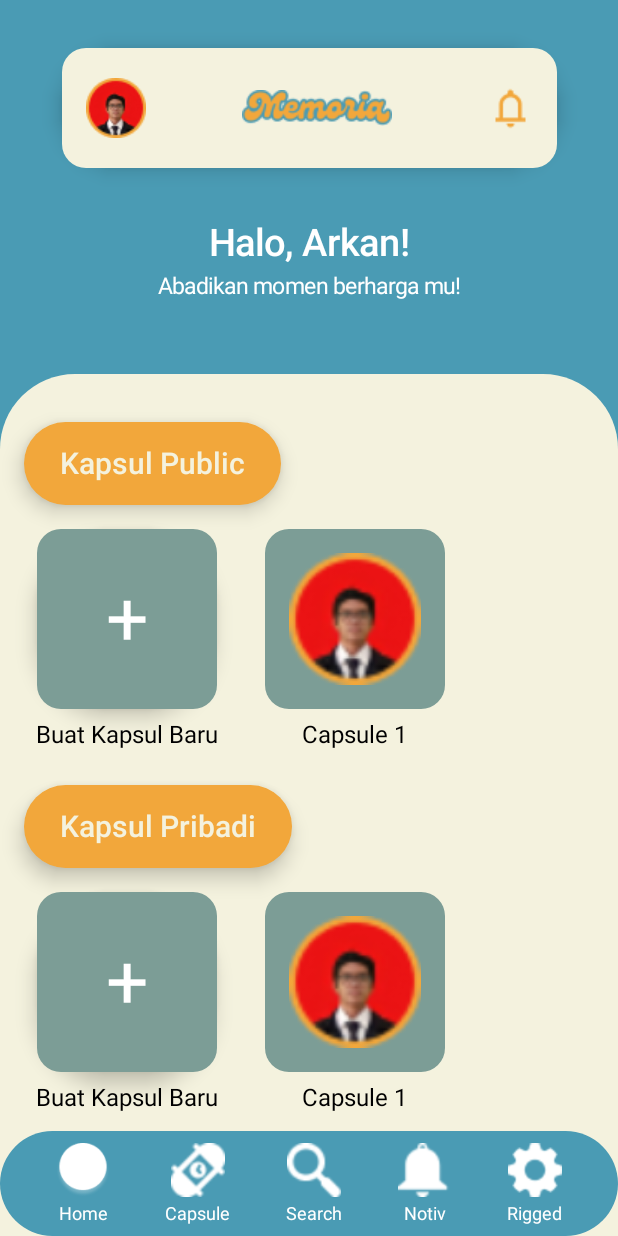
After one commit to delon-nazara/campus-project-cc-end-semester, an Android app built with Jetpack Compose: the @Preview function HomeScreenOld, on a phone screen of 412 x 824 dp. The commit adds this screen. Run offline under Robolectric (Android 15) with nearby library versions, the phone set to English and light mode, and no system bars.

Commit message:
Create route to home screen

```diff
--- /dev/null
+++ b/app/src/main/java/com/example/proyekakhircloudcomputing/data/model/CapsuleModel.kt
@@ -0,0 +1,11 @@
+package com.example.proyekakhircloudcomputing.data.model
+
+data class CapsuleModel(
+    val type: String,
+    val name: String,
+    val coverUrl: String,
+    val status: String,
+    val createdTime: String,
+    val lockedTime: String,
+    val openTime: String
+)
--- a/app/src/main/java/com/example/proyekakhircloudcomputing/ui/screen/archive/MainOldActivity.kt
+++ b/app/src/main/java/com/example/proyekakhircloudcomputing/ui/screen/HomeScreen.kt
@@ -1,8 +1,5 @@
-package com.example.proyekakhircloudcomputing.ui.screen.archive
+package com.example.proyekakhircloudcomputing.ui.screen
 
-import android.os.Bundle
-import androidx.activity.ComponentActivity
-import androidx.activity.compose.setContent
 import androidx.compose.foundation.Image
 import androidx.compose.foundation.background
 import androidx.compose.foundation.clickable
@@ -38,19 +35,12 @@ import androidx.compose.ui.tooling.preview.Preview
 import androidx.compose.ui.unit.dp
 import androidx.compose.ui.unit.sp
 import com.example.proyekakhircloudcomputing.R
+import com.example.proyekakhircloudcomputing.ui.screen.archive.HeaderSection
+import com.example.proyekakhircloudcomputing.ui.screen.archive.Navbar
 
-
-class MainOldActivity : ComponentActivity() {
-    override fun onCreate(savedInstanceState: Bundle?) {
-        super.onCreate(savedInstanceState)
-        setContent {
-            MainScreen()
-        }
-    }
-}
-
+@Preview
 @Composable
-fun MainScreen() {
+fun HomeScreen() {
     Box(
         modifier = Modifier
             .fillMaxSize()
@@ -271,9 +261,3 @@ fun CapsuleItem(title: String) {
         )
     }
 }
-
-@Preview(showBackground = true)
-@Composable
-fun DefaultPreview() {
-    MainScreen()
-}
--- /dev/null
+++ b/app/src/main/java/com/example/proyekakhircloudcomputing/ui/screen/archive/HomeScreenOld.kt
@@ -0,0 +1,261 @@
+package com.example.proyekakhircloudcomputing.ui.screen.archive
+
+import androidx.compose.foundation.Image
+import androidx.compose.foundation.background
+import androidx.compose.foundation.clickable
+import androidx.compose.foundation.layout.Arrangement
+import androidx.compose.foundation.layout.Box
+import androidx.compose.foundation.layout.Column
+import androidx.compose.foundation.layout.Row
+import androidx.compose.foundation.layout.Spacer
+import androidx.compose.foundation.layout.fillMaxSize
+import androidx.compose.foundation.layout.fillMaxWidth
+import androidx.compose.foundation.layout.height
+import androidx.compose.foundation.layout.padding
+import androidx.compose.foundation.layout.size
+import androidx.compose.foundation.layout.width
+import androidx.compose.foundation.layout.wrapContentSize
+import androidx.compose.foundation.lazy.LazyRow
+import androidx.compose.foundation.shape.RoundedCornerShape
+import androidx.compose.material3.Text
+import androidx.compose.runtime.Composable
+import androidx.compose.runtime.mutableStateListOf
+import androidx.compose.runtime.remember
+import androidx.compose.ui.Alignment
+import androidx.compose.ui.Modifier
+import androidx.compose.ui.draw.clip
+import androidx.compose.ui.draw.shadow
+import androidx.compose.ui.graphics.Color
+import androidx.compose.ui.layout.ContentScale
+import androidx.compose.ui.res.colorResource
+import androidx.compose.ui.res.painterResource
+import androidx.compose.ui.text.font.FontWeight
+import androidx.compose.ui.text.style.TextAlign
+import androidx.compose.ui.tooling.preview.Preview
+import androidx.compose.ui.unit.dp
+import androidx.compose.ui.unit.sp
+import com.example.proyekakhircloudcomputing.R
+
+@Preview
+@Composable
+fun HomeScreenOld() {
+    Box(
+        modifier = Modifier
+            .fillMaxSize()
+            .background(colorResource(R.color.blue_main))
+    ) {
+        Column(
+            modifier = Modifier
+                .fillMaxSize()
+        ) {
+            // ===================================
+            // Pemanggil Function Header
+            // ===================================
+            HeaderSection()
+
+            Spacer(modifier = Modifier.height(35.dp))
+
+            Text(
+                text = "Halo, Arkan!",
+                fontSize = 25.sp,
+                color = Color.White,
+                textAlign = TextAlign.Center,
+                fontWeight = FontWeight.SemiBold,
+                modifier = Modifier.fillMaxWidth()
+            )
+            Spacer(modifier = Modifier.height(5.dp))
+            Text(
+                text = "Abadikan momen berharga mu!",
+                fontSize = 15.sp,
+                color = Color.White,
+                textAlign = TextAlign.Center,
+                modifier = Modifier.fillMaxWidth()
+            )
+            Spacer(modifier = Modifier.height(50.dp))
+
+            // ===================================
+            // Pemanggil Bagian Capsule
+            // ===================================
+            CapsulesSection(
+                modifier = Modifier
+                    .weight(1f)
+                    .fillMaxSize()
+            )
+        }
+
+        // ===================================
+        // Bottom Navigasi Bar
+        // ===================================
+        Navbar(
+            modifier = Modifier
+                .align(Alignment.BottomCenter)
+                .fillMaxWidth(),
+            onHomeClick = {
+                // Logika saat tombol Home ditekan
+                println("Home button clicked")
+            },
+            onSettingsClick = {
+                // Logika saat tombol Settings ditekan
+                println("Settings button clicked")
+            }
+        )
+    }
+}
+
+@Composable
+fun CapsulesSection(modifier: Modifier = Modifier) {
+    Column(
+        modifier = modifier
+            .fillMaxSize()
+            .background(
+                colorResource(R.color.yellow_background),
+                shape = RoundedCornerShape(topStart = 50.dp,topEnd = 50.dp),
+            )
+    ) {
+        Spacer(modifier = Modifier.height(32.dp))
+        Box(
+            modifier = Modifier
+                .padding(start = 16.dp)
+                .wrapContentSize()
+                .shadow(
+                    elevation = 8.dp,
+                    shape = RoundedCornerShape(50.dp),
+                    clip = false
+                )
+                .clip(RoundedCornerShape(50.dp))
+                .background(colorResource(R.color.orange))
+                .padding(horizontal = 24.dp, vertical = 16.dp)
+        ) {
+            Text(
+                text = "Kapsul Public",
+                fontSize = 20.sp,
+                color = colorResource(R.color.yellow_background),
+                fontWeight = FontWeight.SemiBold
+            )
+        }
+        // ===================================
+        // Pemanggil Lazy Row
+        // ===================================
+        DynamicLazyRowWithButton()
+        Box(
+            modifier = Modifier
+                .padding(start = 16.dp)
+                .wrapContentSize()
+                .shadow(
+                    elevation = 8.dp, // Tinggi bayangan
+                    shape = RoundedCornerShape(50.dp), // Bentuk bayangan mengikuti RoundedCorner
+                    clip = false // Tidak memotong bayangan ke dalam batas shape
+                )
+                .clip(RoundedCornerShape(50.dp))
+                .background(colorResource(R.color.orange))
+                .padding(horizontal = 24.dp, vertical = 16.dp)
+        ) {
+            Text(
+                text = "Kapsul Pribadi",
+                fontSize = 20.sp,
+                color = colorResource(R.color.yellow_background),
+                fontWeight = FontWeight.SemiBold
+            )
+        }
+        // ===================================
+        // Pemanggil Lazy Row
+        // ===================================
+        DynamicLazyRowWithButton()
+    }
+}
+
+// ===================================
+// Fungsi Lazy Row
+// ===================================
+@Composable
+fun DynamicLazyRowWithButton() {
+    // State untuk melacak data dinamis di LazyRow
+    val capsules = remember { mutableStateListOf("Capsule 1") }
+
+    Row(
+        modifier = Modifier
+            .fillMaxWidth()
+            .padding(16.dp),
+        horizontalArrangement = Arrangement.spacedBy(8.dp),
+        verticalAlignment = Alignment.CenterVertically
+    ) {
+        Column(
+            horizontalAlignment = Alignment.CenterHorizontally
+        ){
+            Box(
+                modifier = Modifier
+                    .size(120.dp)
+                    .shadow(
+                        elevation = 8.dp,
+                        shape = RoundedCornerShape(50.dp),
+                        clip = false
+                    )
+                    .clip(RoundedCornerShape(16.dp))
+                    .background(colorResource(R.color.green_kahf))
+                    .clickable {
+                        // Tambahkan kapsul baru ke dalam LazyRow
+                        capsules.add("Capsule ${capsules.size + 1}")
+                    },
+                contentAlignment = Alignment.Center
+            ) {
+                // Tombol "+" untuk menambahkan kapsul ke LazyRow
+                Text(
+                    text = "+",
+                    fontSize = 50.sp,
+                    color = Color.White
+                )
+            }
+            Text(
+                modifier = Modifier.padding(8.dp),
+                text = "Buat Kapsul Baru",
+                fontSize = 16.sp,
+                color = Color.Black
+            )
+        }
+        //=======================================
+        // LazyRow yang menampilkan kapsul
+        //=======================================
+        LazyRow(
+            horizontalArrangement = Arrangement.spacedBy(8.dp),
+            modifier = Modifier.weight(1f)
+        ) {
+            items(capsules.size) { index ->
+                CapsuleItem(title = capsules[index])
+            }
+        }
+    }
+}
+
+// ===================================
+// Item Capsule
+// ===================================
+@Composable
+fun CapsuleItem(title: String) {
+    Column(
+        horizontalAlignment = Alignment.CenterHorizontally,
+        modifier = Modifier.width(150.dp)
+    ) {
+        Box(
+            modifier = Modifier
+                .size(120.dp)
+                .clip(RoundedCornerShape(16.dp))
+                .background(colorResource(R.color.green_kahf))
+                .padding(16.dp),
+            contentAlignment = Alignment.Center
+        ) {
+            // Konten kapsul (contoh: dummy)
+            Image(
+                painter = painterResource(id = R.drawable.pp),
+                contentDescription = "Image Capsule",
+                modifier = Modifier.fillMaxSize(),
+                contentScale = ContentScale.Crop
+            )
+        }
+        Text(
+            modifier = Modifier.padding(8.dp),
+            text = title,
+            fontSize = 16.sp,
+            color = Color.Black
+        )
+    }
+}
--- a/app/src/main/java/com/example/proyekakhircloudcomputing/ui/screen/archive/SettingsActivity.kt
+++ b/app/src/main/java/com/example/proyekakhircloudcomputing/ui/screen/archive/SettingsActivity.kt
@@ -1,12 +1,16 @@
 package com.example.proyekakhircloudcomputing.ui.screen.archive
 
-import android.content.Intent
-import android.os.Bundle
-import androidx.activity.ComponentActivity
-import androidx.activity.compose.setContent
 import androidx.compose.foundation.Image
 import androidx.compose.foundation.background
-import androidx.compose.foundation.layout.*
+import androidx.compose.foundation.layout.Box
+import androidx.compose.foundation.layout.Column
+import androidx.compose.foundation.layout.Spacer
+import androidx.compose.foundation.layout.fillMaxSize
+import androidx.compose.foundation.layout.fillMaxWidth
+import androidx.compose.foundation.layout.height
+import androidx.compose.foundation.layout.padding
+import androidx.compose.foundation.layout.size
+import androidx.compose.foundation.layout.wrapContentWidth
 import androidx.compose.foundation.shape.RoundedCornerShape
 import androidx.compose.material3.Text
 import androidx.compose.runtime.Composable
@@ -20,23 +24,9 @@ import androidx.compose.ui.unit.dp
 import androidx.compose.ui.unit.sp
 import com.example.proyekakhircloudcomputing.R
 
-
-class SettingsActivity : ComponentActivity() {
-    override fun onCreate(savedInstanceState: Bundle?) {
-        super.onCreate(savedInstanceState)
-        setContent {
-            SettingsScreen(
-                navigateToHome = { // Navigasi ke MainActivity
-                    val intent = Intent(this, MainOldActivity::class.java)
-                    startActivity(intent)
-                }
-            )
-        }
-    }
-}
-
+@Preview
 @Composable
-fun SettingsScreen(navigateToHome: () -> Unit) {
+fun SettingsScreen(navigateToHome: () -> Unit = {}) {
     Box(
         modifier = Modifier
             .fillMaxSize()
@@ -104,12 +94,3 @@ fun SettingsScreen(navigateToHome: () -> Unit) {
         )
     }
 }
-
-
-
-
-@Preview(showBackground = true)
-@Composable
-fun PreviewSettingsScreen() {
-    SettingsScreen(navigateToHome = {})
-}
--- a/app/src/main/java/com/example/proyekakhircloudcomputing/utils/MainApp.kt
+++ b/app/src/main/java/com/example/proyekakhircloudcomputing/utils/MainApp.kt
@@ -10,6 +10,7 @@ import androidx.navigation.compose.NavHost
 import androidx.navigation.compose.composable
 import androidx.navigation.compose.rememberNavController
 import com.example.proyekakhircloudcomputing.data.source.Route
+import com.example.proyekakhircloudcomputing.ui.screen.HomeScreen
 import com.example.proyekakhircloudcomputing.ui.screen.LoginScreen
 import com.example.proyekakhircloudcomputing.ui.screen.RegisterScreen
 import com.example.proyekakhircloudcomputing.ui.screen.WelcomeScreen
@@ -109,7 +110,7 @@ fun MainApp(context: Context) {
 
         // Route register screen
         composable(Route.HOME_SCREEN.name) {
-
+            HomeScreen()
         }
     }
 }
```
